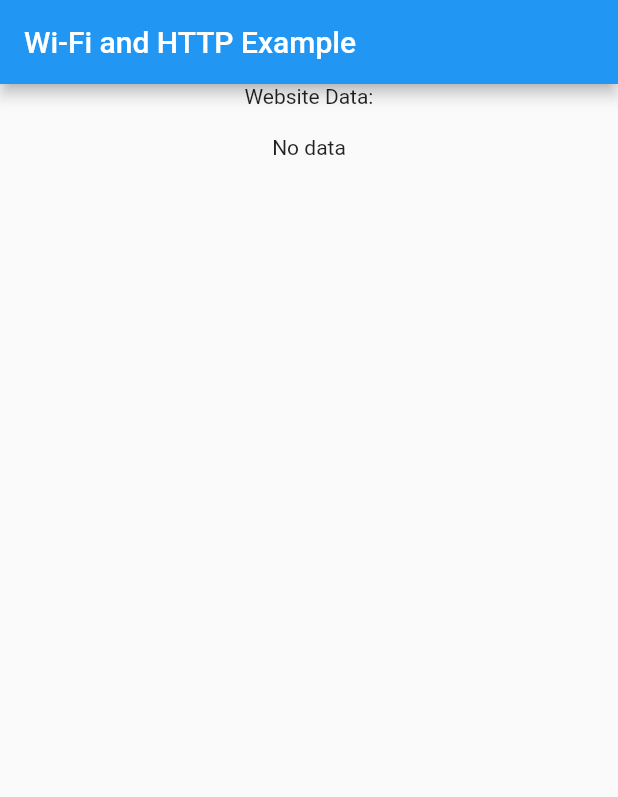
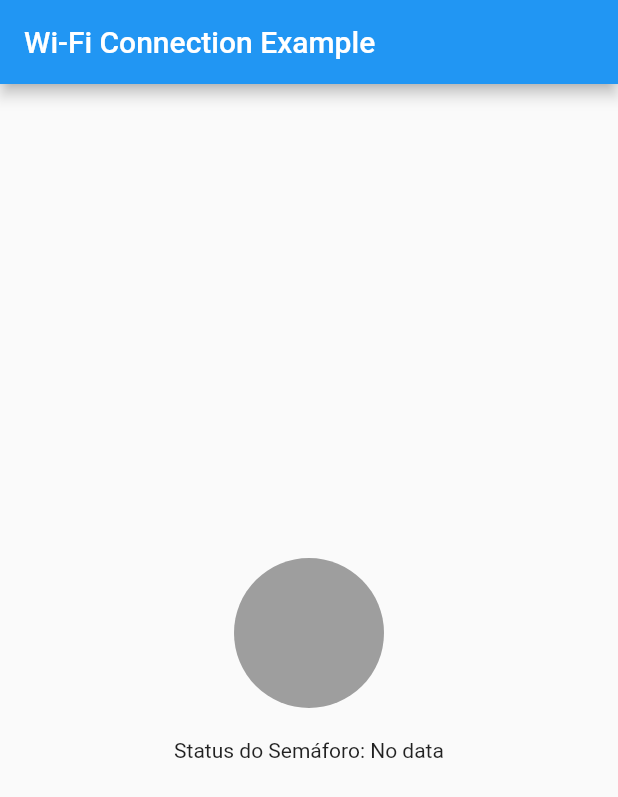
Before and after one commit to arthurlspolti/sinalverde1, a Flutter app: the MyHomePage screen opened directly, on a phone screen of 412 x 824 dp. Shown: the top 797 px of the screen. Run offline on Flutter 3.47's test engine with Material 2 defaults, Android fonts, the light colour scheme and no system bars; our stand-ins replace audioplayers; missing offline and left inert: wifi_iot.

Commit message:
cor mudando

```diff
--- a/lib/teste.dart
+++ b/lib/teste.dart
@@ -27,6 +27,7 @@ class MyHomePage extends StatefulWidget {
 
 class _MyHomePageState extends State<MyHomePage> {
   String websiteData = "No data";
+  Color _circleColor = Colors.grey;
 
   @override
   void initState() {
@@ -66,12 +67,19 @@ class _MyHomePageState extends State<MyHomePage> {
     }
   }
 
-   Future<void> fetchDataFromWebsite() async {
+  Future<void> fetchDataFromWebsite() async {
     try {
       final response = await http.get(Uri.parse("http://192.168.4.1/status"));
       if (response.statusCode == 200) {
         setState(() {
           websiteData = response.body;
+          if (websiteData == 'Sinal Verde') {
+            _circleColor = Colors.green;
+            // Execute actions for 'Sinal Verde'
+          } else if (websiteData == 'Sinal Vermelho') {
+            _circleColor = Colors.red;
+            // Execute actions for 'Sinal Vermelho'
+          }
         });
       } else {
         print("Failed to fetch data from website");
@@ -85,22 +93,18 @@ class _MyHomePageState extends State<MyHomePage> {
   Widget build(BuildContext context) {
     return Scaffold(
       appBar: AppBar(
-        title: Text("Wi-Fi and HTTP Example"),
+        title: Text('Wi-Fi Connection Example'),
       ),
       body: Center(
         child: Column(
           mainAxisAlignment: MainAxisAlignment.center,
-          children: <Widget>[
-            Text("Website Data:"),
-            SizedBox(height: 10),
-            Expanded(
-              child: SingleChildScrollView(
-                child: Padding(
-                  padding: const EdgeInsets.all(8.0),
-                  child: Text(websiteData),
-                ),
-              ),
+          children: [
+            CircleAvatar(
+              radius: 50.0,
+              backgroundColor: _circleColor,
             ),
+            SizedBox(height: 20),
+            Text('Status do Semáforo: $websiteData'),
           ],
         ),
       ),
```
